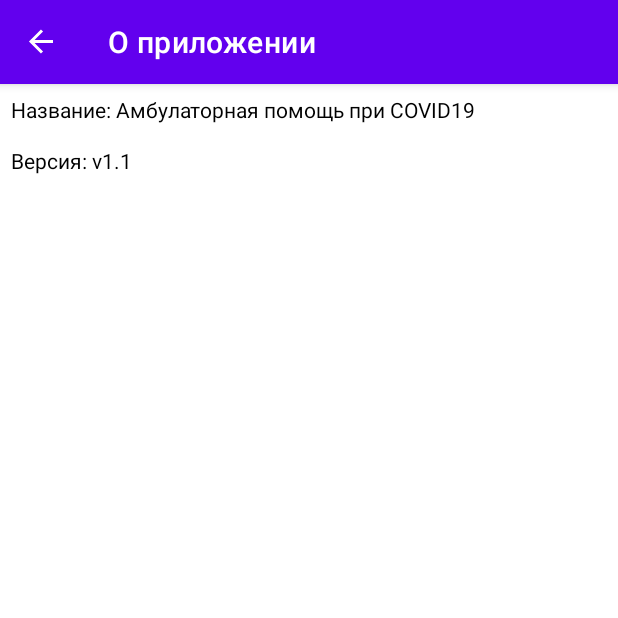
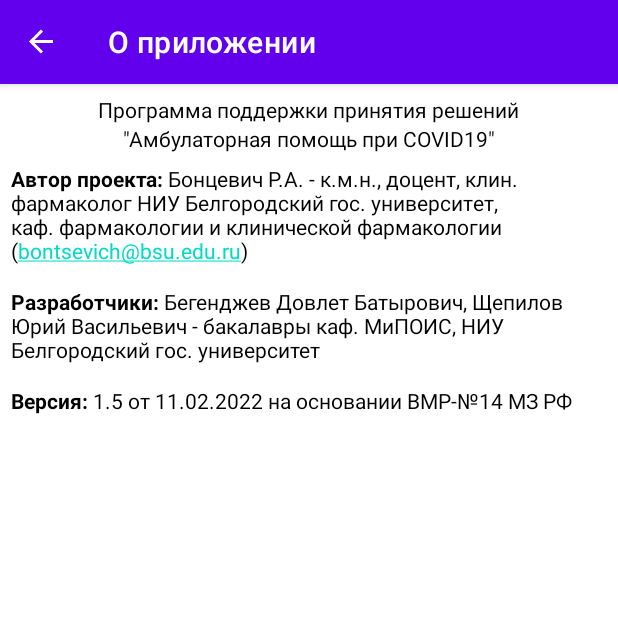
Before and after one commit to DovletBegenjev/UDSP, an Android app: the AboutFragment screen opened through its navigation route, on a phone screen of 412 x 824 dp, the top half of it. Run offline under Robolectric (Android 15) with nearby library versions, the phone set to English and light mode, and no system bars; our stand-ins replace navigation-ui.

Commit message:
Minor changes in strings.xml

```diff
--- a/app/src/main/res/layout/fragment_about.xml
+++ b/app/src/main/res/layout/fragment_about.xml
@@ -19,7 +19,28 @@
     <TextView
         android:layout_width="wrap_content"
         android:layout_height="wrap_content"
-        android:text="@string/about_name"
+        android:text="@string/about_name1"
+        android:textColor="@color/black"
+        android:layout_marginTop="7dp"
+        android:layout_gravity="center"/>
+    <TextView
+        android:layout_width="wrap_content"
+        android:layout_height="wrap_content"
+        android:text="@string/about_name2"
+        android:textColor="@color/black"
+        android:layout_gravity="center"/>
+
+    <TextView
+        android:layout_width="wrap_content"
+        android:layout_height="wrap_content"
+        android:text="@string/authors"
+        android:textColor="@color/black"
+        android:layout_margin="7dp"/>
+
+    <TextView
+        android:layout_width="wrap_content"
+        android:layout_height="wrap_content"
+        android:text="@string/developers"
         android:textColor="@color/black"
         android:layout_margin="7dp"/>
 
--- a/app/src/main/res/layout/fragment_welcome.xml
+++ b/app/src/main/res/layout/fragment_welcome.xml
@@ -17,7 +17,14 @@
     <TextView
         android:layout_width="match_parent"
         android:layout_height="wrap_content"
-        android:text="@string/app_name_title"
+        android:text="@string/app_name_title1"
+        android:textColor="@color/black"
+        android:gravity="center_horizontal"
+        android:textSize="20sp"/>
+    <TextView
+        android:layout_width="match_parent"
+        android:layout_height="wrap_content"
+        android:text="@string/app_name_title2"
         android:textColor="@color/black"
         android:gravity="center_horizontal"
         android:layout_marginBottom="60dp"
--- a/app/src/main/res/values/strings.xml
+++ b/app/src/main/res/values/strings.xml
@@ -6,12 +6,16 @@
     <string name="no_button">Нет</string>
     <string name="result_button">Рекомендации</string>
     <string name="back_button">Назад</string>
-    <string name="app_name_title">Амбулаторная помощь при COVID19</string>
+    <string name="app_name_title1">Программа поддержки принятия решений</string>
+    <string name="app_name_title2">\"Амбулаторная помощь при COVID19\"</string>
 
     <!--  About fragment  -->
     <string name="about_title">О приложении</string>
-    <string name="about_name">Название: Амбулаторная помощь при COVID19</string>
-    <string name="about_version">Версия: v1.1</string>
+    <string name="about_name1">Программа поддержки принятия решений</string>
+    <string name="about_name2">\"Амбулаторная помощь при COVID19\"</string>
+    <string name="authors"><b>Автор проекта:</b> Бонцевич Р.А. - к.м.н., доцент, клин. фармаколог НИУ "Белгородский гос. университет", каф. фармакологии и клинической фармакологии (<a href = "mailto:bontsevich@bsu.edu.ru">bontsevich@bsu.edu.ru</a>)</string>
+    <string name="developers"><b>Разработчики:</b> Бегенджев Довлет Батырович, Щепилов Юрий Васильевич - бакалавры каф. МиПОИС, НИУ "Белгородский гос. университет"</string>
+    <string name="about_version"><b>Версия:</b> 1.5 от 11.02.2022 на основании ВМР-№14 МЗ РФ</string>
 
     <!--  Instructions fragment  -->
     <string name="instructions_title">Инструкция</string>
```
